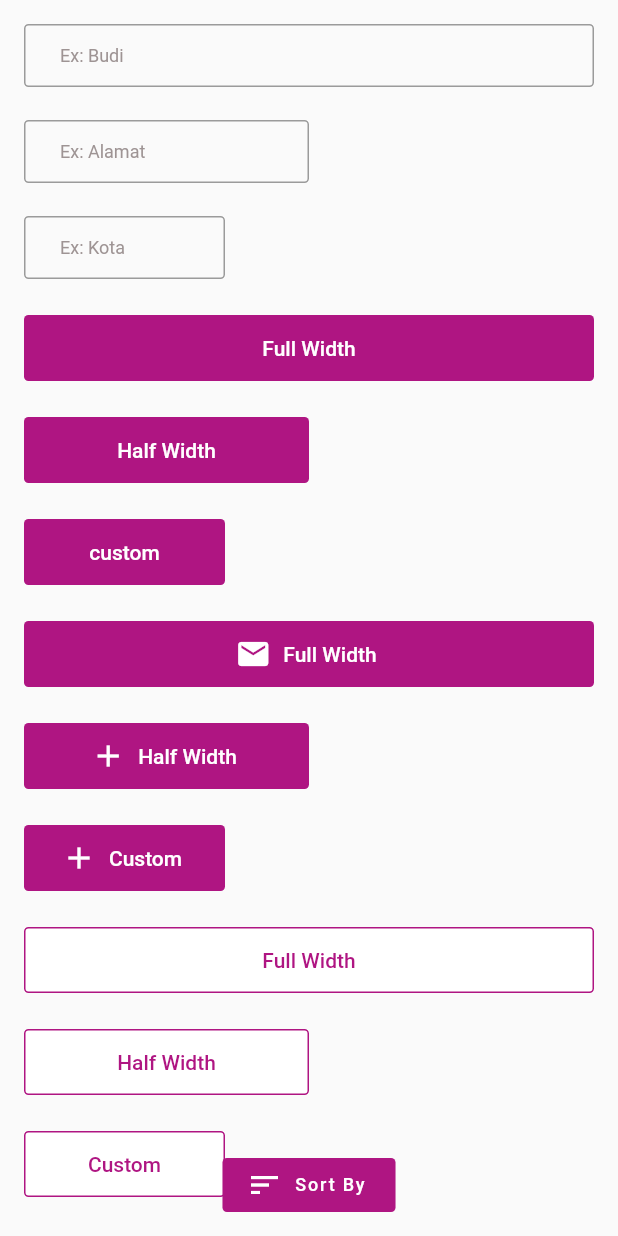
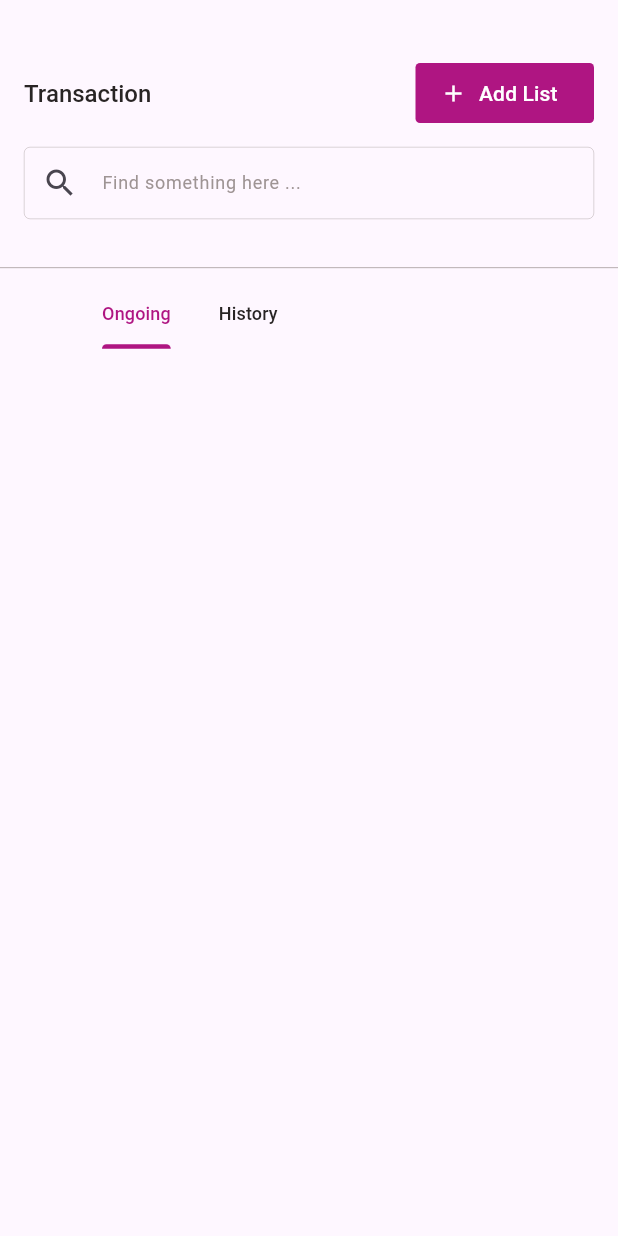
Before and after one commit to Kelompok-4-Capstone-Alterra/flutter_women_center, a Flutter app: the screen it shows after launch, on a phone screen of 412 x 824 dp. Run offline on Flutter 3.47's test engine with Material 2 defaults, Android fonts, the phone set to English and light mode, and no system bars; our stand-ins replace hexcolor.

Commit message:
component: appbar

```diff
--- a/lib/main.dart
+++ b/lib/main.dart
@@ -1,6 +1,26 @@
+import 'package:capstone_project/preview_component_page.dart';
+import 'package:capstone_project/view/screen/transaction/transaction_screen.dart';
 import 'package:flutter/material.dart';
-import 'my_app.dart';
 
 void main() {
   runApp(const MyApp());
 }
+
+class MyApp extends StatelessWidget {
+  const MyApp({super.key});
+  @override
+  Widget build(BuildContext context) {
+    return MaterialApp(
+      debugShowCheckedModeBanner: false,
+      title: 'Woman Center',
+      theme: ThemeData.light(useMaterial3: true),
+      initialRoute: TransactionScreen.routeName,
+      // initialRoute: PreviewComponentPage.routeName,
+      routes: {
+        TransactionScreen.routeName: (context) => const TransactionScreen(),
+        PreviewComponentPage.routeName: (context) =>
+            const PreviewComponentPage(),
+      },
+    );
+  }
+}
--- a/lib/my_app.dart
+++ /dev/null
@@ -1,19 +0,0 @@
-import 'package:capstone_project/preview_component_page.dart';
-import 'package:flutter/material.dart';
-
-class MyApp extends StatelessWidget {
-  const MyApp({super.key});
-
-  @override
-  Widget build(BuildContext context) {
-    return MaterialApp(
-      debugShowCheckedModeBanner: false,
-      title: 'Women Center',
-      initialRoute: PreviewComponentPage.routeName,
-      routes: {
-        PreviewComponentPage.routeName: (context) =>
-            const PreviewComponentPage(),
-      },
-    );
-  }
-}
--- a/lib/preview_component_page.dart
+++ b/lib/preview_component_page.dart
@@ -1,10 +1,11 @@
-import 'package:capstone_project/components/buttons/circle_button.dart';
-import 'package:capstone_project/components/buttons/floating_button.dart';
-import 'package:capstone_project/components/buttons/primary_button.dart';
-import 'package:capstone_project/components/buttons/primary_button_icon.dart';
-import 'package:capstone_project/components/buttons/secondary_button.dart';
-import 'package:capstone_project/components/buttons/secondary_button_icon.dart';
-import 'package:capstone_project/components/text_box/text_box.dart';
+import 'package:capstone_project/utils/components/buttons/circle_button.dart';
+import 'package:capstone_project/utils/components/buttons/floating_button.dart';
+import 'package:capstone_project/utils/components/buttons/primary_button.dart';
+import 'package:capstone_project/utils/components/buttons/primary_button_icon.dart';
+import 'package:capstone_project/utils/components/buttons/secondary_button.dart';
+import 'package:capstone_project/utils/components/buttons/secondary_button_icon.dart';
+import 'package:capstone_project/utils/components/text_box/search_text_box.dart';
+import 'package:capstone_project/utils/components/text_box/text_box.dart';
 import 'package:capstone_project/utils/my_color.dart';
 import 'package:capstone_project/utils/my_focus_node.dart';
 import 'package:capstone_project/utils/my_size.dart';
@@ -43,6 +44,12 @@ class _PreviewComponentPageState extends State<PreviewComponentPage> {
             child: Column(
               crossAxisAlignment: CrossAxisAlignment.start,
               children: [
+                SearchTextBox(
+                  textEditingController: _namaController,
+                ),
+                const SizedBox(
+                  height: 20,
+                ),
                 TextBox(
                   textEditingController: _namaController,
                   hintText: 'Ex: Budi',
--- a/lib/components/buttons/secondary_button_icon.dart
+++ b/lib/utils/components/buttons/primary_button.dart
@@ -2,41 +2,39 @@ import 'package:capstone_project/utils/my_color.dart';
 import 'package:capstone_project/utils/my_size.dart';
 import 'package:flutter/material.dart';
 
-class SecondaryButtonIcon extends StatelessWidget {
+class PrimaryButton extends StatelessWidget {
   final String teks;
-  final Widget widget;
   final double? customWidth;
+  final double? customHeight;
   final void Function()? onPressed;
 
-  const SecondaryButtonIcon({
+  const PrimaryButton({
     super.key,
     this.customWidth,
+    this.customHeight,
     required this.teks,
-    required this.widget,
     required this.onPressed,
   });
 
   @override
   Widget build(BuildContext context) {
-    return OutlinedButton.icon(
-      style: OutlinedButton.styleFrom(
-        backgroundColor: MyColor.white,
+    return ElevatedButton(
+      style: ElevatedButton.styleFrom(
+        backgroundColor: MyColor.primary,
         elevation: 0,
-        side: BorderSide(color: MyColor.primary, width: 1),
         fixedSize: Size(
-            customWidth == null ? MySize.width(context) : customWidth!, 44),
+          customWidth == null ? MySize.width(context) : customWidth!,
+          customHeight == null ? 44 : customHeight!,
+        ),
         shape: RoundedRectangleBorder(
           borderRadius: BorderRadius.circular(3),
         ),
       ),
-      icon: widget,
       onPressed: onPressed,
-      label: Text(
+      child: Text(
         teks,
         style: TextStyle(
-            fontSize: 14.0,
-            fontWeight: FontWeight.w500,
-            color: MyColor.primary),
+            fontSize: 14.0, fontWeight: FontWeight.w500, color: MyColor.white),
       ),
     );
   }
--- a/lib/components/buttons/primary_button_icon.dart
+++ b/lib/utils/components/buttons/primary_button_icon.dart
@@ -5,12 +5,14 @@ import 'package:flutter/material.dart';
 class PrimaryButtonIcon extends StatelessWidget {
   final String teks;
   final double? customWidth;
+  final double? customHeight;
   final Widget widget;
   final void Function()? onPressed;
 
   const PrimaryButtonIcon({
     super.key,
     this.customWidth,
+    this.customHeight,
     required this.teks,
     required this.widget,
     required this.onPressed,
@@ -23,7 +25,9 @@ class PrimaryButtonIcon extends StatelessWidget {
           backgroundColor: MyColor.primary,
           elevation: 0,
           fixedSize: Size(
-              customWidth == null ? MySize.width(context) : customWidth!, 44),
+            customWidth == null ? MySize.width(context) : customWidth!,
+            customHeight == null ? 44 : customHeight!,
+          ),
           shape: RoundedRectangleBorder(
             borderRadius: BorderRadius.circular(3),
           ),
--- a/lib/components/buttons/primary_button.dart
+++ b/lib/utils/components/buttons/secondary_button.dart
@@ -2,26 +2,31 @@ import 'package:capstone_project/utils/my_color.dart';
 import 'package:capstone_project/utils/my_size.dart';
 import 'package:flutter/material.dart';
 
-class PrimaryButton extends StatelessWidget {
+class SecondaryButton extends StatelessWidget {
   final String teks;
   final double? customWidth;
+  final double? customHeight;
   final void Function()? onPressed;
 
-  const PrimaryButton({
+  const SecondaryButton({
     super.key,
     this.customWidth,
+    this.customHeight,
     required this.teks,
     required this.onPressed,
   });
 
   @override
   Widget build(BuildContext context) {
-    return ElevatedButton(
-      style: ElevatedButton.styleFrom(
-        backgroundColor: MyColor.primary,
+    return OutlinedButton(
+      style: OutlinedButton.styleFrom(
+        backgroundColor: MyColor.white,
         elevation: 0,
+        side: BorderSide(color: MyColor.primary, width: 1),
         fixedSize: Size(
-            customWidth == null ? MySize.width(context) : customWidth!, 44),
+          customWidth == null ? MySize.width(context) : customWidth!,
+          customHeight == null ? 44 : customHeight!,
+        ),
         shape: RoundedRectangleBorder(
           borderRadius: BorderRadius.circular(3),
         ),
@@ -30,7 +35,9 @@ class PrimaryButton extends StatelessWidget {
       child: Text(
         teks,
         style: TextStyle(
-            fontSize: 14.0, fontWeight: FontWeight.w500, color: MyColor.white),
+            fontSize: 14.0,
+            fontWeight: FontWeight.w500,
+            color: MyColor.primary),
       ),
     );
   }
--- a/lib/components/buttons/secondary_button.dart
+++ b/lib/utils/components/buttons/secondary_button_icon.dart
@@ -2,33 +2,40 @@ import 'package:capstone_project/utils/my_color.dart';
 import 'package:capstone_project/utils/my_size.dart';
 import 'package:flutter/material.dart';
 
-class SecondaryButton extends StatelessWidget {
+class SecondaryButtonIcon extends StatelessWidget {
   final String teks;
+  final Widget widget;
   final double? customWidth;
+  final double? customHeight;
   final void Function()? onPressed;
 
-  const SecondaryButton({
+  const SecondaryButtonIcon({
     super.key,
     this.customWidth,
+    this.customHeight,
     required this.teks,
+    required this.widget,
     required this.onPressed,
   });
 
   @override
   Widget build(BuildContext context) {
-    return OutlinedButton(
+    return OutlinedButton.icon(
       style: OutlinedButton.styleFrom(
         backgroundColor: MyColor.white,
         elevation: 0,
         side: BorderSide(color: MyColor.primary, width: 1),
         fixedSize: Size(
-            customWidth == null ? MySize.width(context) : customWidth!, 44),
+          customWidth == null ? MySize.width(context) : customWidth!,
+          customHeight == null ? 44 : customHeight!,
+        ),
         shape: RoundedRectangleBorder(
           borderRadius: BorderRadius.circular(3),
         ),
       ),
+      icon: widget,
       onPressed: onPressed,
-      child: Text(
+      label: Text(
         teks,
         style: TextStyle(
             fontSize: 14.0,
--- /dev/null
+++ b/lib/utils/components/text_box/search_text_box.dart
@@ -0,0 +1,80 @@
+import 'package:capstone_project/utils/my_color.dart';
+import 'package:capstone_project/utils/my_size.dart';
+import 'package:flutter/material.dart';
+import 'package:flutter/services.dart';
+
+class SearchTextBox extends StatelessWidget {
+  final TextEditingController textEditingController;
+  final TextInputType? keyboardType;
+  final TextCapitalization? textCapitalization;
+  final int? maxLength;
+  final void Function(String)? onChanged;
+  final int? errorMaxLines;
+  final int? hintMaxLines;
+  final List<TextInputFormatter>? inputFormatters;
+  final String? Function(String?)? validator;
+  final double? width;
+
+  const SearchTextBox({
+    super.key,
+    this.width,
+    required this.textEditingController,
+    this.keyboardType,
+    this.textCapitalization,
+    this.maxLength,
+    this.onChanged,
+    this.errorMaxLines,
+    this.hintMaxLines,
+    this.inputFormatters,
+    this.validator,
+  });
+
+  @override
+  Widget build(BuildContext context) {
+    return SizedBox(
+      width: width == null ? MySize.width(context) : width!,
+      height: 48,
+      child: TextFormField(
+        controller: textEditingController,
+        keyboardType: keyboardType,
+        textCapitalization: textCapitalization == null
+            ? TextCapitalization.none
+            : textCapitalization!,
+        style: TextStyle(
+          fontSize: 12,
+          fontWeight: FontWeight.w400,
+          color: MyColor.info,
+        ),
+        maxLength: maxLength,
+        onChanged: onChanged,
+        decoration: InputDecoration(
+          contentPadding: const EdgeInsets.symmetric(
+            vertical: 14.0,
+            horizontal: 24.0,
+          ),
+          prefixIcon: const Icon(Icons.search),
+          errorMaxLines: errorMaxLines,
+          hintMaxLines: hintMaxLines,
+          hintText: 'Find something here ...',
+          hintStyle: TextStyle(
+            fontSize: 12,
+            fontWeight: FontWeight.w400,
+            color: MyColor.subInfo,
+          ),
+          errorStyle: const TextStyle(
+            fontSize: 12,
+            fontWeight: FontWeight.w400,
+          ),
+          focusedBorder: OutlineInputBorder(
+            borderSide: BorderSide(color: MyColor.primary, width: .25),
+          ),
+          enabledBorder: OutlineInputBorder(
+            borderSide: BorderSide(color: MyColor.subInfo, width: .25),
+          ),
+        ),
+        inputFormatters: inputFormatters,
+        validator: validator,
+      ),
+    );
+  }
+}
--- a/lib/utils/my_color.dart
+++ b/lib/utils/my_color.dart
@@ -6,4 +6,5 @@ class MyColor {
   static final white = HexColor('##FFFFFF');
   static final info = HexColor('##282424');
   static final subInfo = HexColor('##9E9494');
+  static final grey = HexColor('##9E9494');
 }
--- /dev/null
+++ b/lib/view/screen/transaction/transaction_screen.dart
@@ -0,0 +1,146 @@
+import 'package:capstone_project/utils/components/buttons/primary_button_icon.dart';
+import 'package:capstone_project/utils/components/text_box/search_text_box.dart';
+import 'package:capstone_project/utils/my_color.dart';
+import 'package:flutter/material.dart';
+
+class TransactionScreen extends StatefulWidget {
+  const TransactionScreen({super.key});
+
+  static const String routeName = '/transaction_screen';
+
+  @override
+  State<TransactionScreen> createState() => _TransactionScreenState();
+}
+
+class _TransactionScreenState extends State<TransactionScreen> {
+  final TextEditingController _searchController = TextEditingController();
+
+  @override
+  Widget build(BuildContext context) {
+    return DefaultTabController(
+      length: 2,
+      child: Scaffold(
+        appBar: PreferredSize(
+          preferredSize: const Size(double.infinity, 239),
+          child: Column(
+            mainAxisSize: MainAxisSize.min,
+            children: [
+              const SizedBox(
+                height: 42,
+              ),
+              AppBar(
+                toolbarHeight: 40,
+                title: Text(
+                  'Transaction',
+                  style: TextStyle(
+                    fontSize: 16,
+                    fontWeight: FontWeight.w500,
+                    color: MyColor.info,
+                  ),
+                ),
+                actions: [
+                  Padding(
+                    padding: const EdgeInsets.only(right: 16),
+                    child: PrimaryButtonIcon(
+                      teks: 'Add List',
+                      widget: Icon(
+                        Icons.add,
+                        color: MyColor.white,
+                      ),
+                      onPressed: () {},
+                      customHeight: 36,
+                      customWidth: 119,
+                    ),
+                  ),
+                ],
+              ),
+              const SizedBox(
+                height: 16,
+              ),
+              SearchTextBox(textEditingController: _searchController),
+              const SizedBox(
+                height: 32,
+              ),
+              Divider(
+                height: 1,
+                color: MyColor.subInfo,
+                thickness: .5,
+              ),
+              SizedBox(
+                height: 60,
+                child: Align(
+                  alignment: Alignment.centerLeft,
+                  child: TabBar(
+                    dividerColor: Colors.transparent,
+                    isScrollable: true,
+                    indicatorWeight: 1,
+                    indicatorColor: MyColor.primary,
+                    labelColor: MyColor.primary,
+                    labelPadding: const EdgeInsets.symmetric(horizontal: 16.0),
+                    labelStyle: const TextStyle(
+                      fontSize: 12,
+                      fontWeight: FontWeight.w500,
+                    ),
+                    unselectedLabelColor: MyColor.info,
+                    unselectedLabelStyle: const TextStyle(
+                      fontSize: 12,
+                      fontWeight: FontWeight.w500,
+                    ),
+                    tabs: const [
+                      Tab(
+                        text: 'Ongoing',
+                      ),
+                      Tab(
+                        text: 'History',
+                      ),
+                    ],
+                  ),
+                ),
+              ),
+            ],
+          ),
+        ),
+        body: Padding(
+          padding: const EdgeInsets.all(16.0),
+          child: Column(
+            children: [
+              // TransactionAppbar(
+              //   textEditingController: _searchController,
+              //   title: 'Transaction',
+              // ),
+
+              // TabBar(
+              //   indicatorColor: MyColor.primary,
+              //   labelColor: MyColor.primary,
+              //   labelStyle: const TextStyle(
+              //     fontSize: 12,
+              //     fontWeight: FontWeight.w500,
+              //   ),
+              //   unselectedLabelColor: MyColor.info,
+              //   unselectedLabelStyle: const TextStyle(
+              //     fontSize: 12,
+              //     fontWeight: FontWeight.w500,
+              //   ),
+              //   tabs: const [
+              //     Tab(
+              //       text: 'Ongoing',
+              //     ),
+              //     Tab(
+              //       text: 'History',
+              //     ),
+              //   ],
+              // ),
+              // const TabBarView(
+              //   children: [
+              //     Expanded(child: Text('teks')),
+              //     Expanded(child: Text('teks')),
+              //     Expanded(child: Text('teks')),
+              //   ],
+              // ),
+            ],
+          ),
+        ),
+      ),
+    );
+  }
+}
--- /dev/null
+++ b/lib/view/screen/transaction/transaction_view_model.dart
@@ -0,0 +1,3 @@
+import 'package:flutter/material.dart';
+
+class TransactionViewModel with ChangeNotifier {}
--- /dev/null
+++ b/lib/view/screen/transaction/widgets/transaction_appbar.dart
@@ -0,0 +1,41 @@
+import 'package:capstone_project/utils/components/text_box/search_text_box.dart';
+import 'package:capstone_project/utils/my_color.dart';
+import 'package:capstone_project/utils/my_size.dart';
+import 'package:flutter/material.dart';
+
+class TransactionAppbar extends StatelessWidget {
+  final TextEditingController textEditingController;
+  final String title;
+
+  const TransactionAppbar(
+      {super.key, required this.textEditingController, required this.title});
+
+  @override
+  Widget build(BuildContext context) {
+    return Container(
+      width: MySize.width(context),
+      height: 178.0,
+      padding: const EdgeInsets.only(left: 16, right: 16, top: 42),
+      child: Column(
+        children: [
+          Container(
+            padding: const EdgeInsets.only(left: 8.0),
+            alignment: Alignment.centerLeft,
+            child: Text(
+              title,
+              style: TextStyle(
+                fontSize: 16,
+                fontWeight: FontWeight.w500,
+                color: MyColor.info,
+              ),
+            ),
+          ),
+          const SizedBox(
+            height: 16,
+          ),
+          SearchTextBox(textEditingController: textEditingController),
+        ],
+      ),
+    );
+  }
+}
```
Also changed, not shown: lib/utils/components/buttons/circle_button.dart (renamed from lib/components/buttons/circle_button.dart), lib/utils/components/buttons/floating_button.dart (renamed from lib/components/buttons/floating_button.dart), lib/utils/components/text_box/text_box.dart (renamed from lib/components/text_box/text_box.dart).
